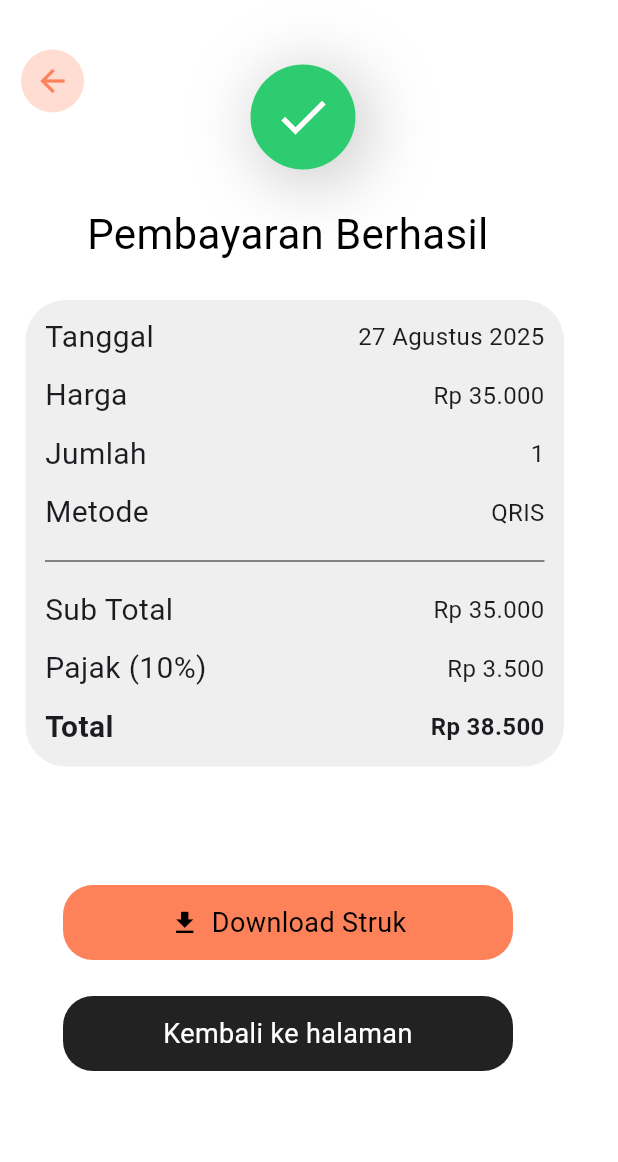
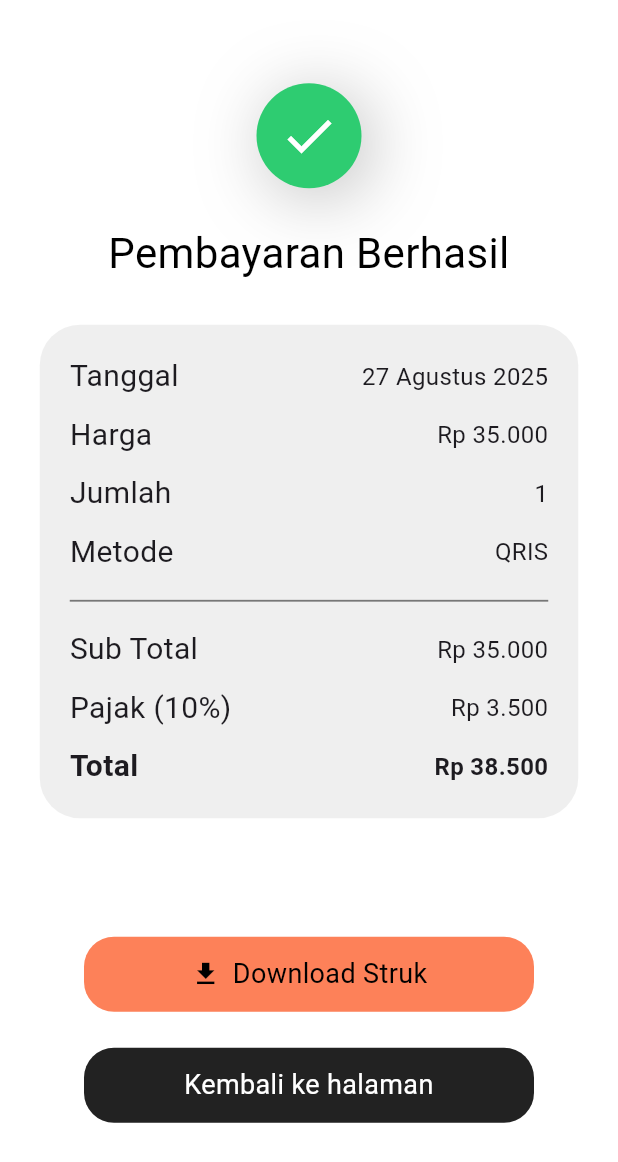
Before and after one commit to melimelimeli18/foodie-id, a Flutter app: the QrisInvoice screen opened by its route, on a phone screen of 412 x 824 dp. Shown: the top 1162 px of the screen. Run offline on Flutter 3.47's test engine with Material 3 defaults, Android fonts, the phone set to English and light mode, and no system bars; our stand-ins replace flutter_svg, shared_preferences; accounts and stored records are empty; Roboto replaces fonts that are missing (PlusJakartaSans).

```diff
--- a/lib/screens/checkout/qris-invoice.dart
+++ b/lib/screens/checkout/qris-invoice.dart
@@ -6,33 +6,18 @@ class QrisInvoice extends StatelessWidget {
     return Scaffold(
       backgroundColor: Colors.white,
       body: SafeArea(
+        child: Center(
+          child: SingleChildScrollView(
             child: Container(
-          width: 393,
-          height: 852,
-          decoration: BoxDecoration(
-            color: Colors.white,
-          ),
-          child: Stack(
+              width: MediaQuery.of(context).size.width,
+              padding: EdgeInsets.symmetric(horizontal: 17),
+              child: Column(
+                mainAxisAlignment: MainAxisAlignment.center,
                 children: <Widget>[
-              //bg card
-              Positioned(
-                top: 200,
-                left: 17,
-                child: Container(
-                  width: 359,
-                  height: 311,
-                  decoration: BoxDecoration(
-                    borderRadius: BorderRadius.circular(27),
-                    color: Color(0xFFEFEFEF),
-                  ),
-                ),
-              ),
+                  SizedBox(height: 20),
 
-              //success icon
-              Positioned(
-                top: 43,
-                left: 167,
-                child: Container(
+                  // struk pembayaran sukses
+                  Container(
                     width: 70,
                     height: 70,
                     decoration: BoxDecoration(
@@ -52,28 +37,30 @@ class QrisInvoice extends StatelessWidget {
                       size: 40,
                     ),
                   ),
-              ),
 
-              //title text
-              Positioned(
-                top: 136,
-                left: 58,
-                child: Text(
+                  SizedBox(height: 23),
+
+                  // teks konfirmasi
+                  Text(
                     'Pembayaran Berhasil',
-                  textAlign: TextAlign.left,
+                    textAlign: TextAlign.center,
                     style: TextStyle(
                       color: Colors.black,
                       fontFamily: 'PlusJakartaSans',
                       fontSize: 28,
                     ),
                   ),
+
+                  SizedBox(height: 28),
+
+                  // invoice card
+                  Container(
+                    width: 359,
+                    padding: EdgeInsets.all(20),
+                    decoration: BoxDecoration(
+                      borderRadius: BorderRadius.circular(27),
+                      color: Color(0xFFEFEFEF),
                     ),
-
-              //isi invoice
-              Positioned(
-                top: 210,
-                left: 30,
-                right: 30,
                     child: Column(
                       crossAxisAlignment: CrossAxisAlignment.start,
                       children: [
@@ -99,14 +86,19 @@ class QrisInvoice extends StatelessWidget {
                     ),
                   ),
 
-              // Download button
-              Positioned(
-                top: 590,
-                left: 42,
-                child: InkWell(
+                  SizedBox(height: 79),
+
+                  // download button utk download struk
+                  InkWell(
                     onTap: () {
-                    // Navigate ke QRIS Page
-                    Navigator.pushNamed(context, '/qris-page');
+                      // Logika download struk di sini
+                      // Untuk saat ini hanya menampilkan snackbar sebagai contoh
+                      ScaffoldMessenger.of(context).showSnackBar(
+                        SnackBar(
+                          content: Text('Struk berhasil diunduh'),
+                          duration: Duration(seconds: 2),
+                        ),
+                      );
                     },
                     child: Container(
                       width: 300,
@@ -139,15 +131,18 @@ class QrisInvoice extends StatelessWidget {
                       ),
                     ),
                   ),
-              ),
 
-              //back button
-              Positioned(
-                top: 664,
-                left: 42,
-                child: InkWell(
+                  SizedBox(height: 24),
+
+                  // back button ke home
+                  InkWell(
                     onTap: () {
-                    Navigator.pop(context);
+                      // kembali ke home page
+                      Navigator.pushNamedAndRemoveUntil(
+                        context,
+                        '/home',
+                        (route) => false,
+                      );
                     },
                     child: Container(
                       width: 300,
@@ -169,38 +164,18 @@ class QrisInvoice extends StatelessWidget {
                       ),
                     ),
                   ),
-              ),
 
-              //back button (top left)
-              Positioned(
-                top: 33,
-                left: 14,
-                child: InkWell(
-                  onTap: () {
-                    Navigator.pop(context);
-                  },
-                  child: Container(
-                    width: 42,
-                    height: 42,
-                    decoration: BoxDecoration(
-                      color: Color.fromRGBO(255, 221, 210, 1),
-                      borderRadius: BorderRadius.circular(21),
-                    ),
-                    child: Icon(
-                      Icons.arrow_back,
-                      color: Color.fromRGBO(253, 129, 89, 1),
-                      size: 24,
+                  SizedBox(height: 40),
+                ],
               ),
             ),
-                ),
-              ),
-            ],
           ),
         ),
       ),
     );
   }
 
+  // helper method utk bikin baris di invoice
   Widget _buildRow(String label, String value, {bool isBold = false}) {
     return Row(
       mainAxisAlignment: MainAxisAlignment.spaceBetween,
--- a/pubspec.yaml
+++ b/pubspec.yaml
@@ -85,6 +85,7 @@ flutter:
     - assets\home\promo\promo6.png
     - assets\home\boba.png
     - assets\home\machi.png
+    - assets\QR CODE.png
 
     # Profile
     - assets\profile\profiles.png
```
Also changed, not shown: lib/screens/checkout/checkout-page.dart (+18 -12 lines), lib/screens/checkout/qris-page.dart (+16 -11 lines), lib/screens/checkout/qris-success.dart (+13 -3 lines). Lines whose indentation alone changed are shown as unchanged.
